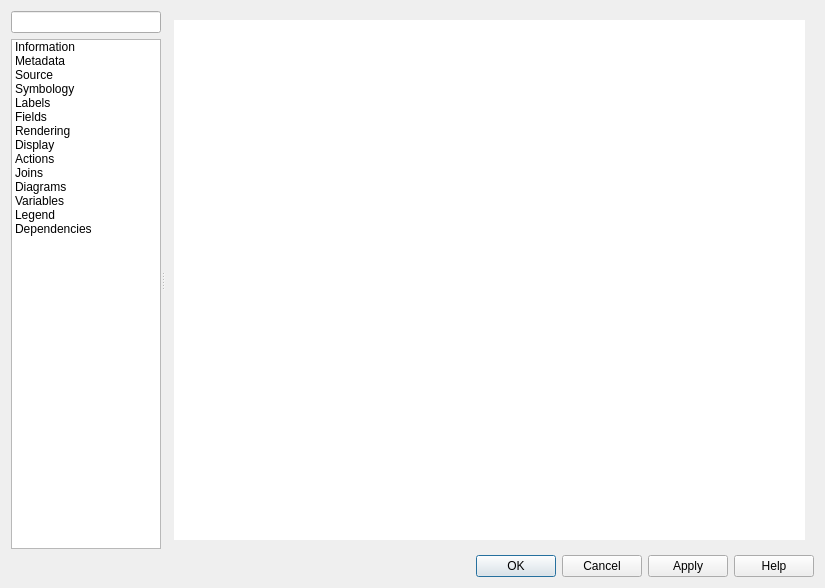
Before: the Qt Designer form src/ui/qgsvectorlayerpropertiesbase.ui in qgis/QGIS, drawn with Qt 5.
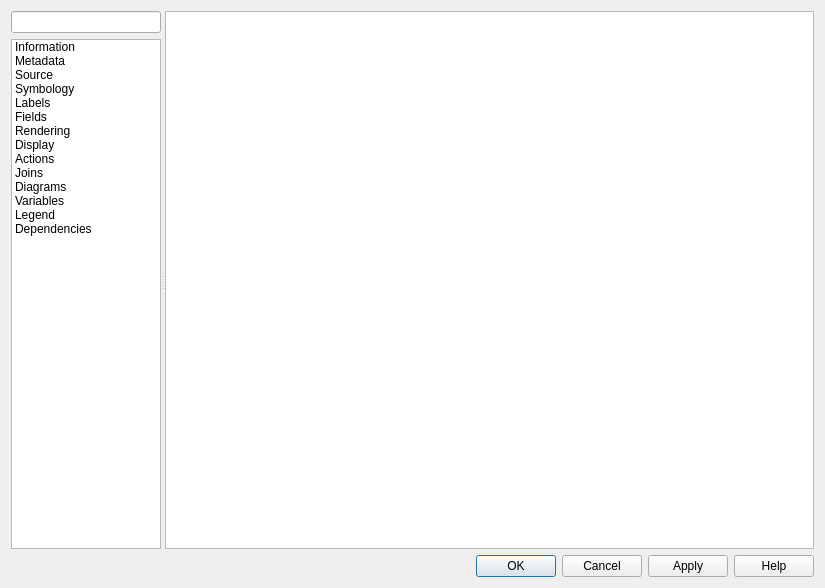
After: the same form once the commit is applied. Icons and pictures are not drawn. Custom widgets are drawn as their Qt base class.

Commit message: Standardise margins on vector layer properties dialog

```diff
--- a/src/ui/qgsvectorlayerpropertiesbase.ui
+++ b/src/ui/qgsvectorlayerpropertiesbase.ui
@@ -298,11 +298,47 @@
          </property>
          <widget class="QWidget" name="mOptsPage_Information">
           <layout class="QVBoxLayout" name="verticalLayout_5">
+           <property name="leftMargin">
+            <number>0</number>
+           </property>
+           <property name="topMargin">
+            <number>0</number>
+           </property>
+           <property name="rightMargin">
+            <number>0</number>
+           </property>
+           <property name="bottomMargin">
+            <number>0</number>
+           </property>
            <item>
-            <widget class="QTextBrowser" name="teMetadataViewer">
+            <widget class="QFrame" name="frame">
              <property name="frameShape">
-              <enum>QFrame::NoFrame</enum>
+              <enum>QFrame::StyledPanel</enum>
              </property>
+             <property name="frameShadow">
+              <enum>QFrame::Raised</enum>
+             </property>
+             <layout class="QVBoxLayout" name="verticalLayout_7">
+              <property name="leftMargin">
+               <number>0</number>
+              </property>
+              <property name="topMargin">
+               <number>0</number>
+              </property>
+              <property name="rightMargin">
+               <number>0</number>
+              </property>
+              <property name="bottomMargin">
+               <number>0</number>
+              </property>
+              <item>
+               <widget class="QTextBrowser" name="teMetadataViewer">
+                <property name="frameShape">
+                 <enum>QFrame::NoFrame</enum>
+                </property>
+               </widget>
+              </item>
+             </layout>
             </widget>
            </item>
           </layout>
```
Left out of the diff: 113 changed lines with no effect on the pictures. The commit also changes 2 other files.
